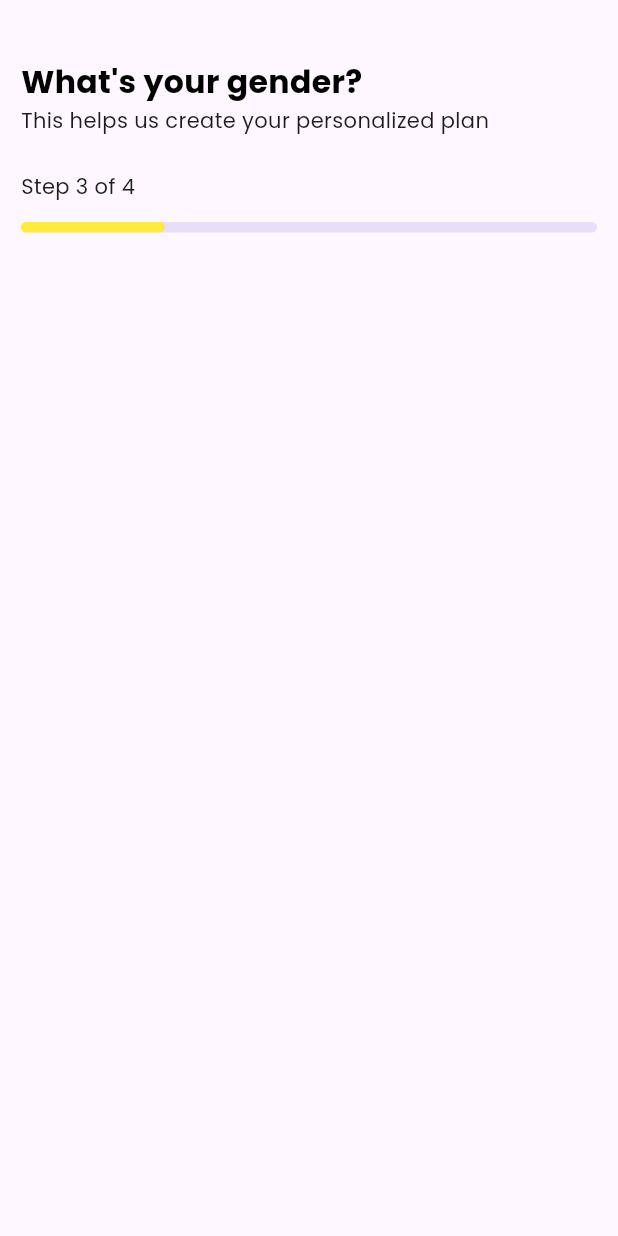
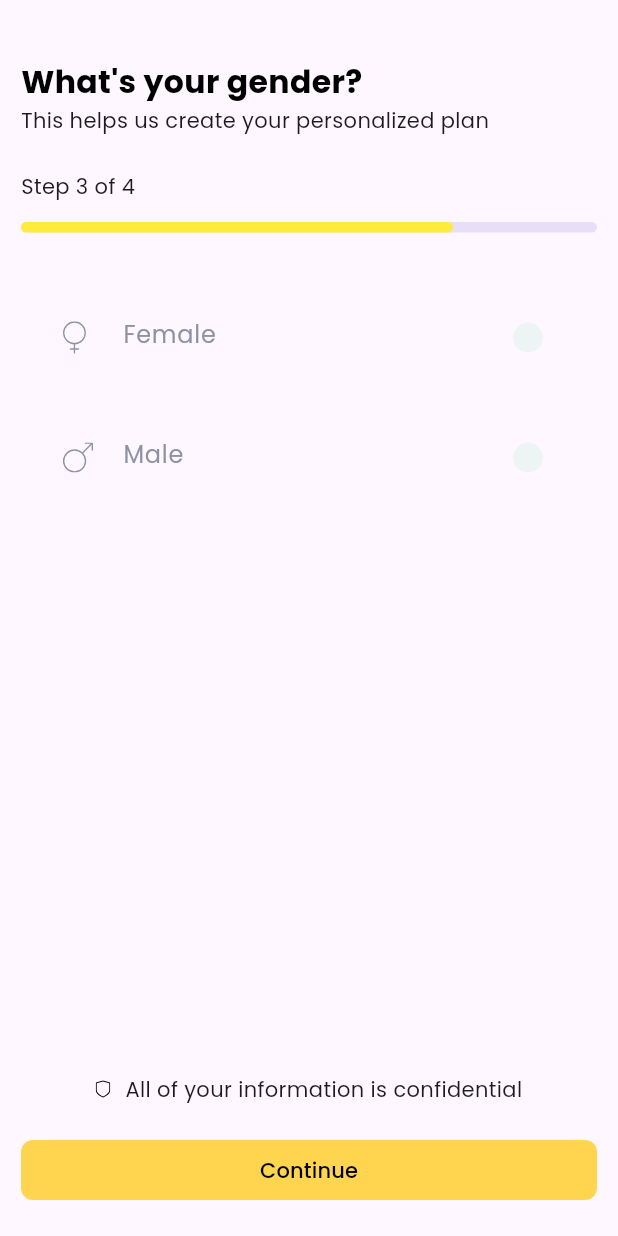
Before and after one commit to Pawan89844/calorie-counter, a Flutter app: the screen it shows after launch, on a phone screen of 412 x 824 dp. Run offline on Flutter 3.47's test engine with Material 3 defaults, Android fonts, the phone set to English and light mode, and no system bars; our stand-ins replace flutter_svg, get, google_fonts.

Commit message:
CU-860t7wz55 - Add Gender

```diff
--- a/lib/view/goal/goal_gender.dart
+++ b/lib/view/goal/goal_gender.dart
@@ -1,13 +1,21 @@
 import 'package:caloriescount/components/HeadingComponent.dart';
 import 'package:caloriescount/components/NoteComponent.dart';
+import 'package:caloriescount/view/goal/model/goal_model.dart';
 import 'package:caloriescount/widget/AppButton.dart';
 import 'package:caloriescount/widget/AppInputField.dart';
 import 'package:caloriescount/widget/AppText.dart';
 import 'package:flutter/material.dart';
+import 'package:flutter_svg/flutter_svg.dart';
 
-class GoalGender extends StatelessWidget {
+class GoalGender extends StatefulWidget {
   const GoalGender({super.key});
 
+  @override
+  State<GoalGender> createState() => _GoalGenderState();
+}
+
+class _GoalGenderState extends State<GoalGender> {
+  String? _gender;
   @override
   Widget build(BuildContext context) {
     return Scaffold(
@@ -31,23 +39,60 @@ class GoalGender extends StatelessWidget {
                   ),
                   const LinearProgressIndicator(
                     color: Colors.yellow,
-                    value: .25,
+                    value: .75,
                     minHeight: 7.0,
                     borderRadius: BorderRadius.all(Radius.circular(12.0)),
                   )
                 ],
               ),
-              // const SizedBox(height: 40.0),
-              // AppInputField(
-              //     hintText: 'Enter Weight', controller: _weightController),
-              // const Spacer(),
-              // const NoteComponent(),
-              // const SizedBox(height: 20.0),
-              // AppButton(
-              //   name: 'Continue',
-              //   onPressed: () {},
-              // ),
-              // const SizedBox(height: 20.0),
+              const SizedBox(height: 30.0),
+              ListView.builder(
+                itemCount: GoalModel.gender.length,
+                physics: const NeverScrollableScrollPhysics(),
+                shrinkWrap: true,
+                primary: false,
+                itemBuilder: (context, index) {
+                  final gender = GoalModel.gender[index];
+                  return Padding(
+                    padding: const EdgeInsets.all(12.0),
+                    child: ListTile(
+                      onTap: () {
+                        if (index == 0) {
+                          _gender = 'Female';
+                        } else {
+                          _gender = 'Male';
+                        }
+                        setState(() {});
+                      },
+                      title: Padding(
+                        padding: const EdgeInsets.only(bottom: 5.0),
+                        child: AppText(gender, color: const Color(0xFF8D93A5)),
+                      ),
+                      leading: SvgPicture.asset(index == 0
+                          ? 'assets/icons/woman.svg'
+                          : 'assets/icons/male.svg'),
+                      trailing: Container(
+                        height: 20.0,
+                        width: 20.0,
+                        alignment: Alignment.center,
+                        decoration: BoxDecoration(
+                            color: _gender != null && gender.contains(_gender!)
+                                ? Colors.amber.shade200
+                                : const Color(0xFFEDF4F4),
+                            shape: BoxShape.circle),
+                      ),
+                    ),
+                  );
+                },
+              ),
+              const Spacer(),
+              const NoteComponent(),
+              const SizedBox(height: 20.0),
+              AppButton(
+                name: 'Continue',
+                onPressed: () {},
+              ),
+              const SizedBox(height: 20.0),
             ],
           ),
         ),
--- a/lib/view/goal/model/goal_model.dart
+++ b/lib/view/goal/model/goal_model.dart
@@ -8,9 +8,7 @@ class GoalModel {
   GoalModel({required this.id, required this.title, required this.image});
   static const String _baseAsset = 'assets/';
 
-  // String _baseAsset() {
-  //   return 'assets/';
-  // }
+  static List<String> gender = ['Female', 'Male'];
 
   static List<GoalModel> goals = <GoalModel>[
     GoalModel(id: 1, title: 'Lose Weight', image: '${_baseAsset}surface1.svg'),
```
